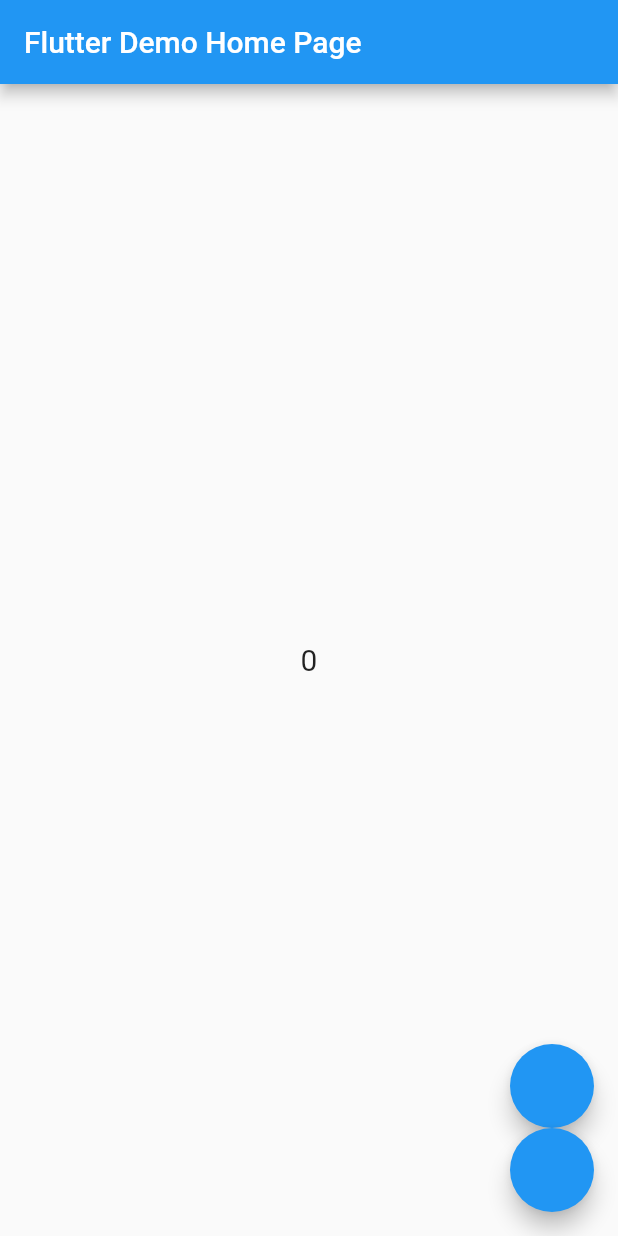
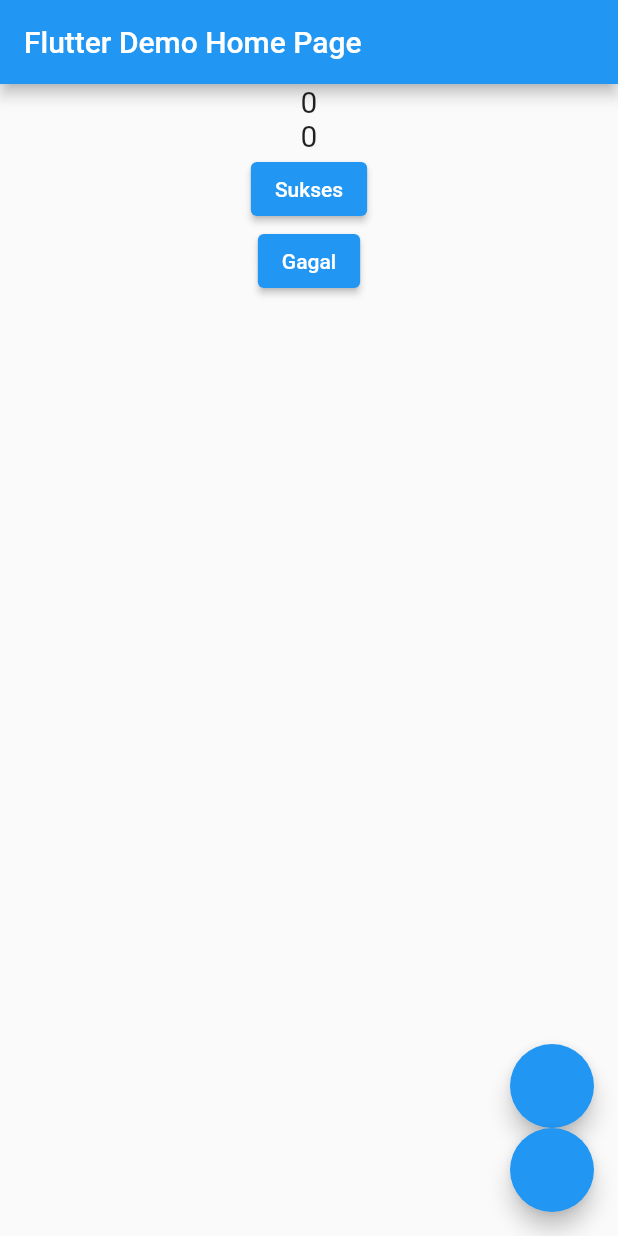
Before and after one commit to uzifauzi/State_Management, a Flutter app: the screen it shows after launch, on a phone screen of 412 x 824 dp. Run offline on Flutter 3.47's test engine with Material 2 defaults, Android fonts, the phone set to English and light mode, and no system bars; our stand-ins replace bloc, flutter_bloc.

Commit message:
refactor(bloc): cubit trial

```diff
--- /dev/null
+++ b/lib/bloc/news_event.dart
@@ -0,0 +1,4 @@
+part of 'news_bloc.dart';
+
+@immutable
+abstract class NewsEvent {}
--- /dev/null
+++ b/lib/bloc/news_state.dart
@@ -0,0 +1,6 @@
+part of 'news_bloc.dart';
+
+@immutable
+abstract class NewsState {}
+
+class NewsInitial extends NewsState {}
--- /dev/null
+++ b/lib/cubit/coba_cubit.dart
@@ -0,0 +1,20 @@
+import 'package:bloc/bloc.dart';
+import 'package:flutter_state_management/dummy/news_data.dart';
+import 'package:meta/meta.dart';
+
+part 'coba_state.dart';
+
+class CobaCubit extends Cubit<CobaState> {
+  CobaCubit() : super(CobaInitial());
+
+  void getNews(int statusCode) {
+    emit(CobaLoading());
+    Future.delayed(const Duration(milliseconds: 300)).then((value) {
+      if (statusCode == 200) {
+        emit(CobaSuccess(berita));
+      } else {
+        emit(CobaFailed('gagal'));
+      }
+    });
+  }
+}
--- /dev/null
+++ b/lib/cubit/coba_state.dart
@@ -0,0 +1,19 @@
+part of 'coba_cubit.dart';
+
+@immutable
+abstract class CobaState {}
+
+class CobaInitial extends CobaState {}
+
+class CobaLoading extends CobaState {}
+
+class CobaFailed extends CobaState {
+  final String message;
+
+  CobaFailed(this.message);
+}
+
+class CobaSuccess extends CobaState {
+  final List<NewsModel> news;
+  CobaSuccess(this.news);
+}
--- /dev/null
+++ b/lib/cubit/counter_bloc_cubit.dart
@@ -0,0 +1,10 @@
+import 'package:bloc/bloc.dart';
+import 'package:meta/meta.dart';
+
+part 'counter_bloc_state.dart';
+
+class CounterBlocCubit extends Cubit<int> {
+  CounterBlocCubit() : super(0);
+
+  void increment() => emit(state + 1);
+}
--- /dev/null
+++ b/lib/cubit/counter_bloc_state.dart
@@ -0,0 +1,6 @@
+part of 'counter_bloc_cubit.dart';
+
+@immutable
+abstract class CounterBlocState {}
+
+class CounterBlocInitial extends CounterBlocState {}
--- /dev/null
+++ b/lib/dummy/news_data.dart
@@ -0,0 +1,11 @@
+class NewsModel {
+  final String title;
+  final String desc;
+
+  NewsModel(this.title, this.desc);
+}
+
+List<NewsModel> berita = [
+  NewsModel('title1', 'desc1'),
+  NewsModel('title2', 'desc2'),
+];
--- a/lib/main.dart
+++ b/lib/main.dart
@@ -1,6 +1,8 @@
 import 'package:flutter/material.dart';
 import 'package:flutter_bloc/flutter_bloc.dart';
 import 'package:flutter_state_management/counter_bloc.dart';
+import 'package:flutter_state_management/cubit/coba_cubit.dart';
+import 'package:flutter_state_management/cubit/counter_bloc_cubit.dart';
 
 void main() {
   runApp(const MyApp());
@@ -41,30 +43,107 @@ class MyHomePage extends StatefulWidget {
 
 class _MyHomePageState extends State<MyHomePage> {
   final bloc = CounterBloc();
+  final cubit = CounterBlocCubit();
+  final cobaCubit = CobaCubit();
   @override
   Widget build(BuildContext context) {
-    return BlocProvider(
+    return MultiBlocProvider(
+      providers: [
+        BlocProvider(
+          create: (context) => cubit,
+        ),
+        BlocProvider(
           create: (context) => bloc,
+        ),
+        BlocProvider(
+          create: (context) => cobaCubit,
+        ),
+      ],
+      child: MultiBlocListener(
+        listeners: [
+          BlocListener<CounterBlocCubit, int>(
+            listener: (context, state) {
+              if (state % 5 == 0) {
+                ScaffoldMessenger.of(context).showSnackBar(const SnackBar(
+                    content: Text(
+                  'Ini angka kelipatan 5',
+                )));
+              }
+            },
+          ),
+          BlocListener<CobaCubit, CobaState>(
+            listener: (context, state) {
+              if (state is CobaFailed) {
+                ScaffoldMessenger.of(context).showSnackBar(SnackBar(
+                    content: Text(
+                  state.message,
+                )));
+              }
+            },
+          ),
+        ],
         child: Scaffold(
           appBar: AppBar(
             title: Text(widget.title),
           ),
           body: Center(
-          child: BlocBuilder<CounterBloc, int>(
-            bloc: bloc,
-            builder: (context, index) {
+            child: Column(
+              children: [
+                BlocBuilder<CounterBloc, int>(
+                  builder: (context, state) {
                     return Text(
-                index.toString(),
-                style: TextStyle(fontSize: 20),
+                      state.toString(),
+                      style: const TextStyle(fontSize: 20),
                     );
                   },
+                ),
+                BlocBuilder<CounterBlocCubit, int>(
+                  builder: (context, state) {
+                    return Text(
+                      state.toString(),
+                      style: const TextStyle(fontSize: 20),
+                    );
+                  },
+                ),
+                BlocBuilder<CobaCubit, CobaState>(
+                  builder: (context, state) {
+                    if (state is CobaLoading) {
+                      return const CircularProgressIndicator();
+                    }
+                    if (state is CobaSuccess) {
+                      return Column(
+                          children: state.news
+                              .map((data) => Text(data.title))
+                              .toList());
+                    }
+                    return const SizedBox();
+                  },
+                ),
+                ElevatedButton(
+                  onPressed: () {
+                    cobaCubit.getNews(200);
+                  },
+                  child: const Text(
+                    'Sukses',
+                  ),
+                ),
+                ElevatedButton(
+                  onPressed: () {
+                    cobaCubit.getNews(400);
+                  },
+                  child: const Text(
+                    'Gagal',
+                  ),
+                ),
+              ],
             ),
           ),
           floatingActionButton: Column(
             mainAxisAlignment: MainAxisAlignment.end,
             children: [
               FloatingActionButton(onPressed: () {
-              bloc.add(CounterIncrement());
+                //bloc.add(CounterIncrement());
+                cubit.increment();
               }),
               FloatingActionButton(onPressed: (() {
                 bloc.add(CounterDecrement());
@@ -72,6 +151,7 @@ class _MyHomePageState extends State<MyHomePage> {
             ],
           ),
         ),
+      ),
     );
   }
 }
```
Also changed, not shown: lib/bloc/news_bloc.dart (added, +13 -0 lines). Lines whose indentation alone changed are shown as unchanged.
